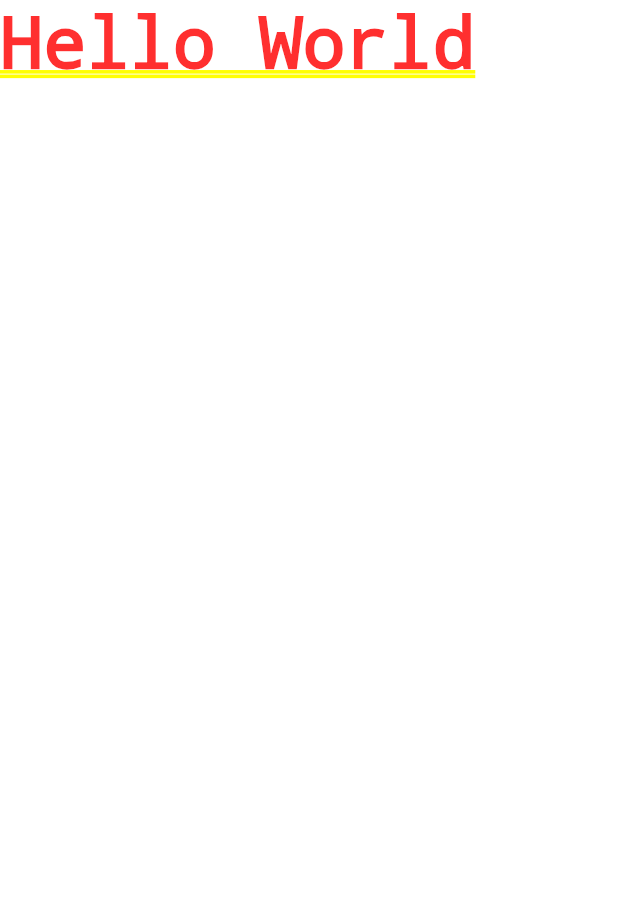
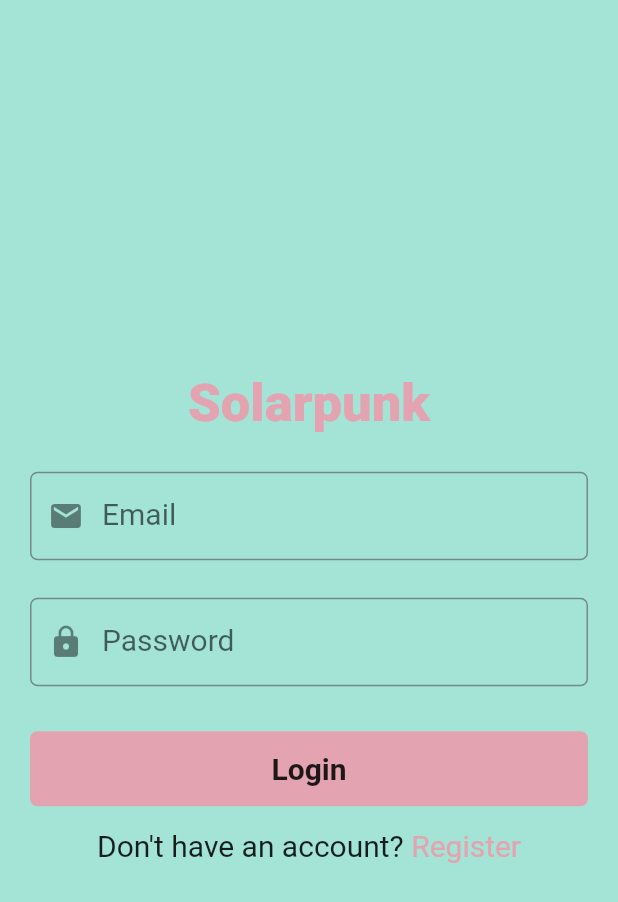
Before and after one commit to caipora-cs/solarpunk, a Flutter app: the screen it shows after launch, on a phone screen of 412 x 824 dp. Shown: the top 902 px of the screen. Run offline on Flutter 3.47's test engine with Material 2 defaults, Android fonts, the phone set to English and light mode, and no system bars; our stand-ins replace google_fonts.

Commit message:
Added Login page UI, Textfield helper widget and Googlefonts support, updated color constants.

```diff
--- a/lib/constant.dart
+++ b/lib/constant.dart
@@ -1,6 +1,6 @@
 import 'package:flutter/material.dart';
 
 // Colors
-const backgroundColor = Color(0xA3E4D7);
-const primaryColor = Color(0xE4A3B0);
-const secondaryColor = Color(0x768989);
+const backgroundColor = Color(0xFFa3e4d7);
+const primaryColor = Color(0xFFe4a3b0);
+const secondaryColor = Color(0xFF768989);
--- a/lib/main.dart
+++ b/lib/main.dart
@@ -1,4 +1,5 @@
 import 'package:flutter/material.dart';
+import 'package:solarpunk_prototype/views/screens/login_view.dart';
 import '/constant.dart';
 
 void main() {
@@ -18,7 +19,7 @@ class MyApp extends StatelessWidget {
         primaryColor: primaryColor,
         scaffoldBackgroundColor: backgroundColor,
       ),
-      home: const Text('Hello World'),
+      home: LoginScreen(),
     );
   }
 }
--- /dev/null
+++ b/lib/views/screens/login_view.dart
@@ -0,0 +1,115 @@
+import 'package:flutter/material.dart';
+import 'package:google_fonts/google_fonts.dart';
+import 'package:solarpunk_prototype/constant.dart';
+//import 'package:tiktok_tutorial/views/screens/auth/signup_screen.dart';
+import 'package:solarpunk_prototype/views/widgets/textfield.dart';
+
+class LoginScreen extends StatelessWidget {
+  LoginScreen({Key? key}) : super(key: key);
+
+  final TextEditingController _emailController = TextEditingController();
+  final TextEditingController _passwordController = TextEditingController();
+
+  @override
+  Widget build(BuildContext context) {
+    return Scaffold(
+      body: Container(
+        alignment: Alignment.center,
+        child: Column(
+          mainAxisAlignment: MainAxisAlignment.center,
+          children: [
+            Text(
+              'Solarpunk',
+              style: TextStyle(
+                fontSize: 35,
+                fontFamily: GoogleFonts.notoSansPahawhHmong().fontFamily,
+                color: primaryColor,
+                fontWeight: FontWeight.w900,
+              ),
+            ),
+            const SizedBox(
+              height: 25,
+            ),
+            Container(
+              width: MediaQuery.of(context).size.width,
+              margin: const EdgeInsets.symmetric(horizontal: 20),
+              child: TextInputField(
+                controller: _emailController,
+                labelText: 'Email',
+                icon: Icons.email,
+              ),
+            ),
+            const SizedBox(
+              height: 25,
+            ),
+            Container(
+              width: MediaQuery.of(context).size.width,
+              margin: const EdgeInsets.symmetric(horizontal: 20),
+              child: TextInputField(
+                controller: _passwordController,
+                labelText: 'Password',
+                icon: Icons.lock,
+                isObscure: true,
+              ),
+            ),
+            const SizedBox(
+              height: 30,
+            ),
+            Container(
+              width: MediaQuery.of(context).size.width - 40,
+              height: 50,
+              decoration: BoxDecoration(
+                color: primaryColor,
+                borderRadius: const BorderRadius.all(
+                  Radius.circular(5),
+                ),
+              ),
+              child: InkWell(/*
+                onTap: () => authController.loginUser(
+                  _emailController.text,
+                  _passwordController.text,
+                ),*/
+                onTap: () => print('Login'),
+                child: const Center(
+                  child: Text(
+                    'Login',
+                    style: TextStyle(
+                      fontSize: 20,
+                      fontWeight: FontWeight.w700,
+                    ),
+                  ),
+                ),
+              ),
+            ),
+            const SizedBox(
+              height: 15,
+            ),
+            Row(
+              mainAxisAlignment: MainAxisAlignment.center,
+              children: [
+                const Text(
+                  'Don\'t have an account? ',
+                  style: TextStyle(
+                    fontSize: 20,
+                  ),
+                ),
+                InkWell(
+                  onTap: () => print('Sign Up'),
+                  /*onTap: () => Navigator.of(context).push(
+                    MaterialPageRoute(
+                      builder: (context) => SignupScreen(),
+                    ),
+                  ),*/
+                  child: Text(
+                    'Register',
+                    style: TextStyle(fontSize: 20, color: primaryColor),
+                  ),
+                ),
+              ],
+            ),
+          ],
+        ),
+      ),
+    );
+  }
+}
--- /dev/null
+++ b/lib/views/widgets/textfield.dart
@@ -0,0 +1,41 @@
+import 'package:flutter/material.dart';
+import 'package:solarpunk_prototype/constant.dart';
+
+class TextInputField extends StatelessWidget {
+  final TextEditingController controller;
+  final String labelText;
+  final bool isObscure;
+  final IconData icon;
+  const TextInputField({
+    Key? key,
+    required this.controller,
+    required this.labelText,
+    this.isObscure = false,
+    required this.icon,
+  }) : super(key: key);
+
+  @override
+  Widget build(BuildContext context) {
+    return TextField(
+      controller: controller,
+      decoration: InputDecoration(
+        labelText: labelText,
+        prefixIcon: Icon(icon),
+        labelStyle: const TextStyle(
+          fontSize: 20,
+        ),
+        enabledBorder: OutlineInputBorder(
+            borderRadius: BorderRadius.circular(5),
+            borderSide: const BorderSide(
+              color: secondaryColor,
+            )),
+        focusedBorder: OutlineInputBorder(
+            borderRadius: BorderRadius.circular(5),
+            borderSide: const BorderSide(
+              color: secondaryColor,
+            )),
+      ),
+      obscureText: isObscure,
+    );
+  }
+}
--- a/pubspec.yaml
+++ b/pubspec.yaml
@@ -35,6 +35,7 @@ dependencies:
   # The following adds the Cupertino Icons font to your application.
   # Use with the CupertinoIcons class for iOS style icons.
   cupertino_icons: ^1.0.2
+  google_fonts: ^6.1.0
 
 dev_dependencies:
   flutter_test:
```
Also changed, not shown: pubspec.lock.
